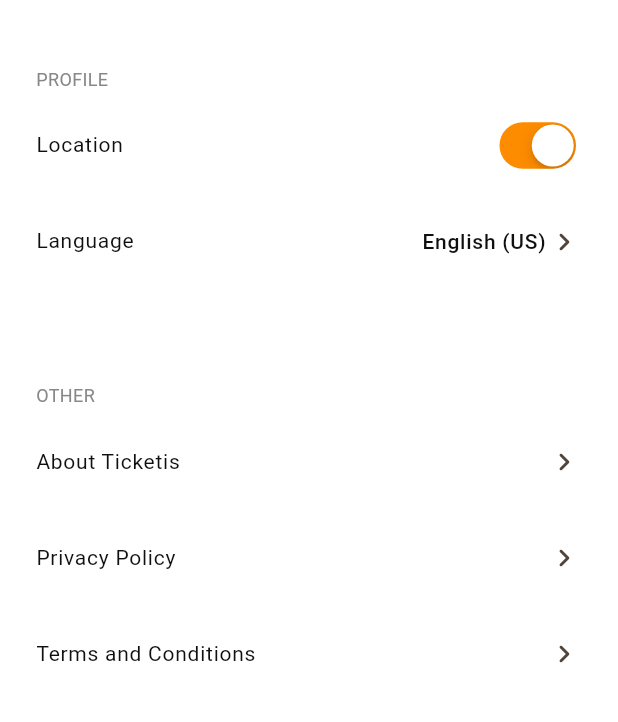
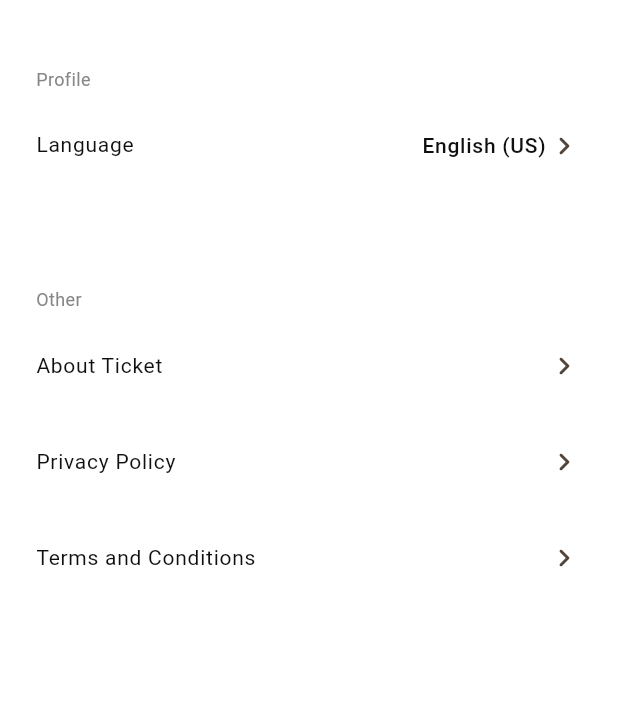
Before and after one commit to nandar-dev/takeoutmobile, a Flutter app: the SettingsPage screen opened by its route, on a phone screen of 412 x 824 dp, the part 72-794 px from its top. Run offline on Flutter 3.47's test engine with Material 3 defaults, Android fonts, the phone set to English and light mode, and no system bars; our stand-ins replace cached_network_image, easy_localization, file_picker, flutter_bloc, flutter_svg, fluttertoast and 2 more; accounts and stored records are empty.

Commit message:
update local

```diff
--- a/lib/pages/profile/settings_page.dart
+++ b/lib/pages/profile/settings_page.dart
@@ -55,24 +55,21 @@ class _SettingsPageState extends State<SettingsPage> {
                 padding: const EdgeInsets.symmetric(horizontal: 24),
                 children: [
                   const SizedBox(height: 32),
-                  _buildSectionTitle("PROFILE"),
+                  _buildSectionTitle("profile.profile".tr()),
                   const SizedBox(height: 8),
 
+                  // SettingsTile(
+                  //   title: "Location",
+                  //   trailing: CupertinoSwitch(
+                  //     activeColor: AppColors.primary,
+                  //     value: _allowedLocation,
+                  //     onChanged:
+                  //         (value) => setState(() => _allowedLocation = value),
+                  //   ),
+                  // ),
+                  // const SizedBox(height: 8),
                   SettingsTile(
-                    title: "Location",
-                    trailing: CupertinoSwitch(
-                      activeColor: AppColors.primary,
-                      value: _allowedLocation,
-                      onChanged:
-                          (value) => setState(() => _allowedLocation = value),
-                    ),
-                  ),
-                  const SizedBox(height: 8),
-
-                  // BlocBuilder<LanguageBloc, LanguageState>(
-                  //   builder: (context, state) {
-                  SettingsTile(
-                    title: "Language",
+                    title: "profile.language".tr(),
                     onTap:
                         () => _showChangeLanguageSheet(
                           context,
@@ -93,26 +90,24 @@ class _SettingsPageState extends State<SettingsPage> {
                     ),
                   ),
 
-                  //   },
-                  // ),
                   const SizedBox(height: 66),
-                  _buildSectionTitle("OTHER"),
+                  _buildSectionTitle("profile.other".tr()),
                   const SizedBox(height: 8),
 
-                  const SettingsTile(
-                    title: "About Ticketis",
+                  SettingsTile(
+                    title: "profile.aboutTicket".tr(),
                     trailing: Icon(Icons.chevron_right_rounded),
                   ),
                   const SizedBox(height: 8),
 
-                  const SettingsTile(
-                    title: "Privacy Policy",
+                  SettingsTile(
+                    title: "profile.privacyPolicy",
                     trailing: Icon(Icons.chevron_right_rounded),
                   ),
                   const SizedBox(height: 8),
 
-                  const SettingsTile(
-                    title: "Terms and Conditions",
+                  SettingsTile(
+                    title: "profile.termsConditions",
                     trailing: Icon(Icons.chevron_right_rounded),
                   ),
                 ],
@@ -265,7 +260,7 @@ class SettingsTile extends StatelessWidget {
     return ListTile(
       contentPadding: EdgeInsets.zero,
       title: Text(
-        title,
+        title.tr(),
         style: const TextStyle(
           fontSize: FontSizes.body,
           color: AppColors.neutral100,
--- a/pubspec.yaml
+++ b/pubspec.yaml
@@ -43,6 +43,8 @@ dependencies:
   easy_localization: ^3.0.7+1
   shared_preferences: ^2.5.3
   fluttertoast: ^8.2.12
+  hive: ^2.2.3
+  dio: ^5.8.0+1
 
 dev_dependencies:
   flutter_test:
```
Also changed, not shown: assets/l10n/en.json (+8 -1 lines), assets/l10n/zh.json (+7 -1 lines), pubspec.lock.
